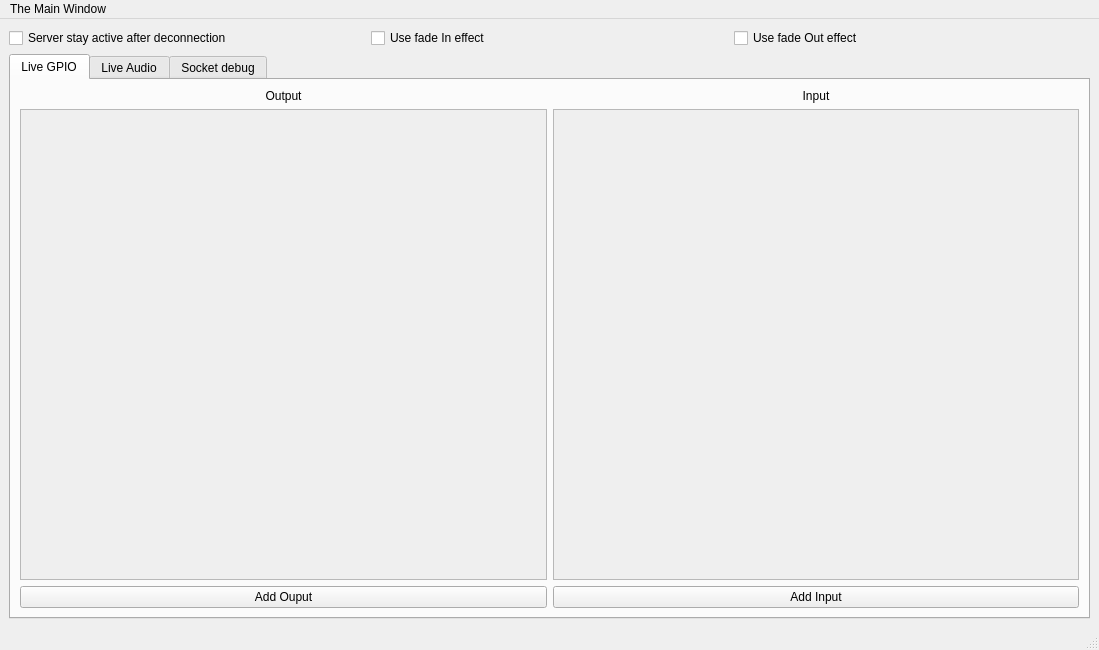
This is client/src/gui/mainwindow.ui in aureljah/Simple-Rpi-Gui as Qt 5 draws it before an edit. The edited form follows.
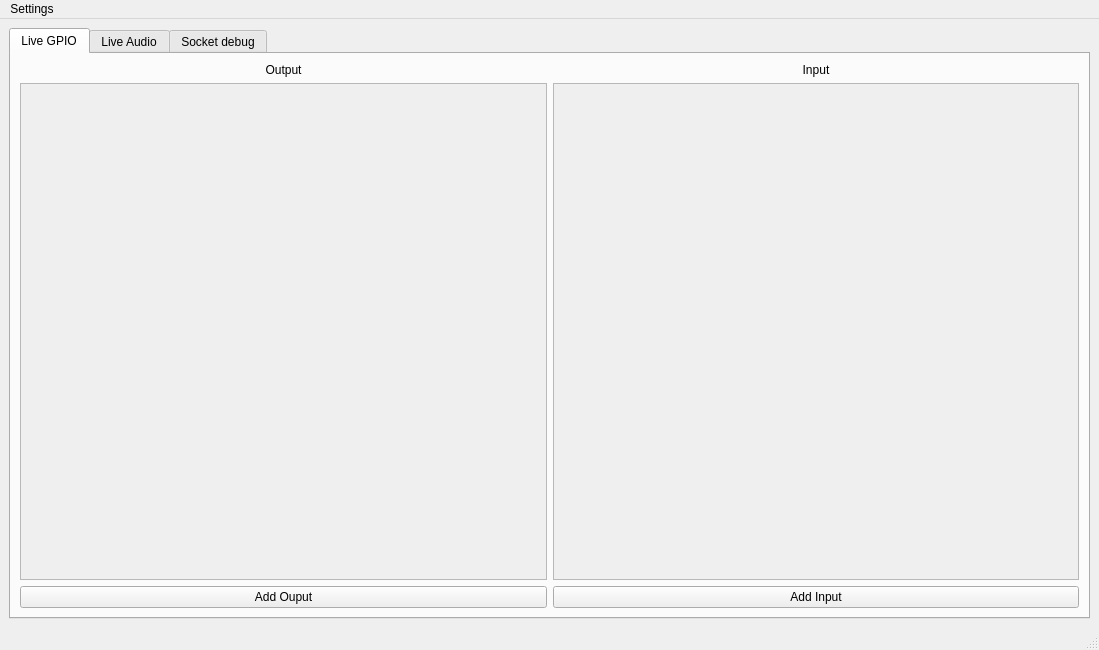
This is the edited form.

Commit message: added setting tech + settings page with all settign for general/live/live audio + added save favorite server ip+port

Patch:
```diff
--- a/client/src/gui/mainwindow.ui
+++ b/client/src/gui/mainwindow.ui
@@ -33,32 +33,7 @@
     </sizepolicy>
    </property>
    <layout class="QGridLayout" name="gridLayout_3">
-    <item row="0" column="0">
-     <layout class="QGridLayout" name="gridLayout_2">
-      <item row="0" column="1">
-       <widget class="QCheckBox" name="live_use_fade_in_checkBox">
-        <property name="text">
-         <string>Use fade In effect</string>
-        </property>
-       </widget>
-      </item>
-      <item row="0" column="0">
-       <widget class="QCheckBox" name="settingStayActive">
-        <property name="text">
-         <string>Server stay active after deconnection</string>
-        </property>
-       </widget>
-      </item>
-      <item row="0" column="2">
-       <widget class="QCheckBox" name="live_use_fade_out_checkBox">
-        <property name="text">
-         <string>Use fade Out effect</string>
-        </property>
-       </widget>
-      </item>
-     </layout>
-    </item>
-    <item row="7" column="0">
+    <item row="6" column="0">
      <widget class="QTabWidget" name="tabWidget">
       <property name="currentIndex">
        <number>0</number>
@@ -92,7 +67,7 @@
              <x>0</x>
              <y>0</y>
              <width>525</width>
-             <height>446</height>
+             <height>478</height>
             </rect>
            </property>
           </widget>
@@ -109,7 +84,7 @@
              <x>0</x>
              <y>0</y>
              <width>524</width>
-             <height>446</height>
+             <height>478</height>
             </rect>
            </property>
           </widget>
@@ -732,13 +707,13 @@
      <height>23</height>
     </rect>
    </property>
-   <widget class="QMenu" name="menuThe_Main_Window">
+   <widget class="QMenu" name="menu_settings">
     <property name="title">
-     <string>The Main Window</string>
+     <string>Settings</string>
     </property>
     <addaction name="actionalloo"/>
    </widget>
-   <addaction name="menuThe_Main_Window"/>
+   <addaction name="menu_settings"/>
   </widget>
   <action name="actionalloo">
    <property name="text">
```
Left out of the diff: 27 changed lines with no effect on the pictures. The commit also changes 13 other files.
